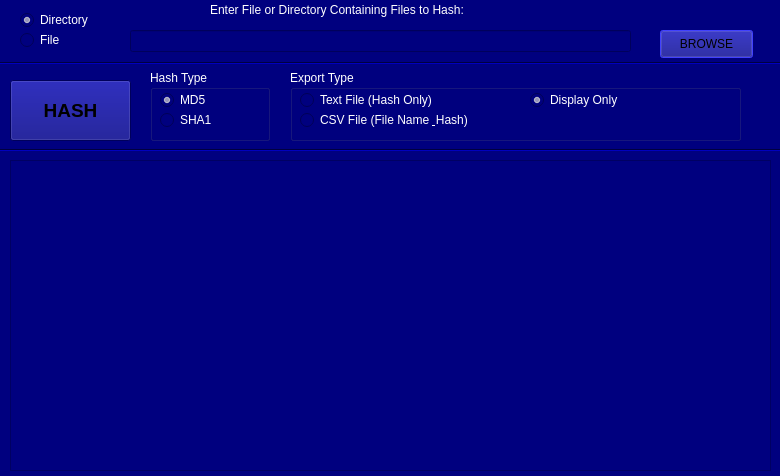
Before: the Qt Designer form gui.ui in Legend640/HashMe, drawn with Qt 5.
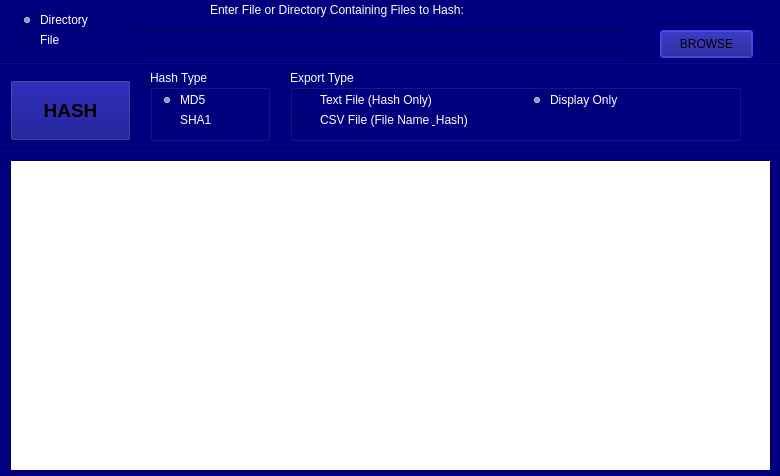
After: the same form once the commit is applied.

What changed in the file:
```diff
--- a/gui.ui
+++ b/gui.ui
@@ -553,6 +553,24 @@
         </color>
        </brush>
       </colorrole>
+      <colorrole role="Base">
+       <brush brushstyle="SolidPattern">
+        <color alpha="255">
+         <red>255</red>
+         <green>255</green>
+         <blue>255</blue>
+        </color>
+       </brush>
+      </colorrole>
+      <colorrole role="Window">
+       <brush brushstyle="SolidPattern">
+        <color alpha="255">
+         <red>0</red>
+         <green>0</green>
+         <blue>127</blue>
+        </color>
+       </brush>
+      </colorrole>
       <colorrole role="Highlight">
        <brush brushstyle="SolidPattern">
         <color alpha="255">
@@ -562,6 +580,15 @@
         </color>
        </brush>
       </colorrole>
+      <colorrole role="PlaceholderText">
+       <brush brushstyle="NoBrush">
+        <color alpha="128">
+         <red>0</red>
+         <green>0</green>
+         <blue>0</blue>
+        </color>
+       </brush>
+      </colorrole>
      </active>
      <inactive>
       <colorrole role="Text">
@@ -573,6 +600,24 @@
         </color>
        </brush>
       </colorrole>
+      <colorrole role="Base">
+       <brush brushstyle="SolidPattern">
+        <color alpha="255">
+         <red>255</red>
+         <green>255</green>
+         <blue>255</blue>
+        </color>
+       </brush>
+      </colorrole>
+      <colorrole role="Window">
+       <brush brushstyle="SolidPattern">
+        <color alpha="255">
+         <red>0</red>
+         <green>0</green>
+         <blue>127</blue>
+        </color>
+       </brush>
+      </colorrole>
       <colorrole role="Highlight">
        <brush brushstyle="SolidPattern">
         <color alpha="255">
@@ -582,6 +627,15 @@
         </color>
        </brush>
       </colorrole>
+      <colorrole role="PlaceholderText">
+       <brush brushstyle="NoBrush">
+        <color alpha="128">
+         <red>0</red>
+         <green>0</green>
+         <blue>0</blue>
+        </color>
+       </brush>
+      </colorrole>
      </inactive>
      <disabled>
       <colorrole role="Text">
@@ -593,6 +647,24 @@
         </color>
        </brush>
       </colorrole>
+      <colorrole role="Base">
+       <brush brushstyle="SolidPattern">
+        <color alpha="255">
+         <red>0</red>
+         <green>0</green>
+         <blue>127</blue>
+        </color>
+       </brush>
+      </colorrole>
+      <colorrole role="Window">
+       <brush brushstyle="SolidPattern">
+        <color alpha="255">
+         <red>0</red>
+         <green>0</green>
+         <blue>127</blue>
+        </color>
+       </brush>
+      </colorrole>
       <colorrole role="Highlight">
        <brush brushstyle="SolidPattern">
         <color alpha="255">
@@ -602,6 +674,15 @@
         </color>
        </brush>
       </colorrole>
+      <colorrole role="PlaceholderText">
+       <brush brushstyle="NoBrush">
+        <color alpha="128">
+         <red>0</red>
+         <green>0</green>
+         <blue>0</blue>
+        </color>
+       </brush>
+      </colorrole>
      </disabled>
     </palette>
    </property>
```
Left out of the diff: 37 changed lines with no effect on the pictures.
